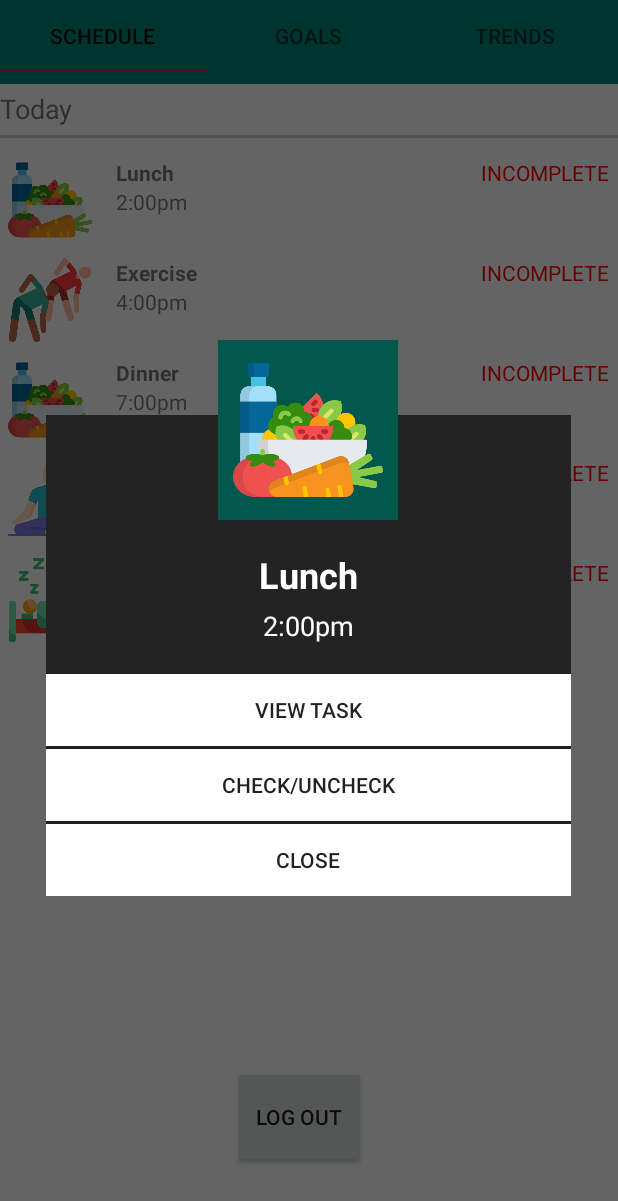
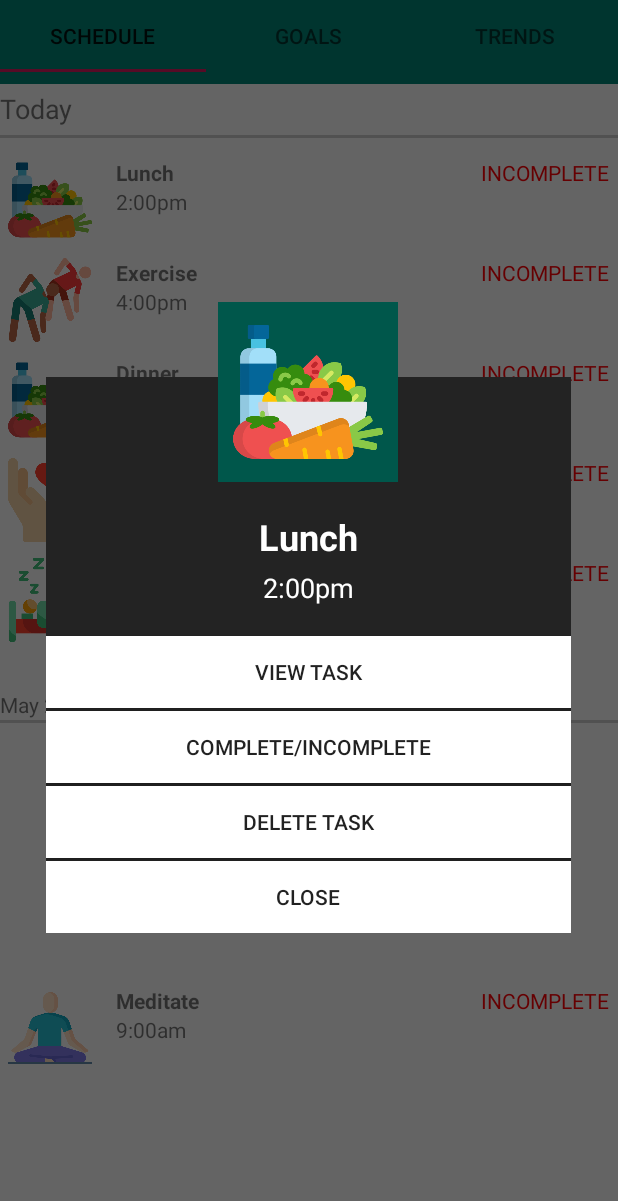
Before and after one commit to mskopic/HealthApp_test, an Android app: the ScheduleTab screen opened directly, with no data from a screen before it, after a tap on "Lunch", on a phone screen of 412 x 824 dp. Shown: the top 1201 px of the screen. Run offline under Robolectric (Android 15) with nearby library versions, the phone set to English and light mode, and no system bars.

Commit message:
Vertical: Delete Task
Sorry for the mixup. The name of the branch is adding, but I implemented
delete task. This delete task and also checks to make sure if the user
wants to delete.

```diff
--- a/app/src/main/java/com/example/healthapp_test/ScheduleTab.java
+++ b/app/src/main/java/com/example/healthapp_test/ScheduleTab.java
@@ -30,9 +30,9 @@ public class ScheduleTab extends Fragment {
 
     View v;
     private RecyclerView myRecyclerView;
+    private RecyclerView myRecyclerView1;
     private List<Schedule> firstContact;
-
-
+    private List<Schedule> secondContact;
 
     // TODO: Rename parameter arguments, choose names that match
     // the fragment initialization parameters, e.g. ARG_ITEM_NUMBER
@@ -81,6 +81,8 @@ public class ScheduleTab extends Fragment {
         firstContact.add(new Schedule("Mood", "9:00pm", R.drawable.mood));
         firstContact.add(new Schedule("Sleep", "11:00pm", R.drawable.sleep));
 
+        secondContact = new ArrayList<>();
+        secondContact.add(new Schedule("Meditate", "9:00am", R.drawable.meditate));
     }
 
     @Override
@@ -92,6 +94,11 @@ public class ScheduleTab extends Fragment {
         RecyclerViewAdapter recyclerAdapter = new RecyclerViewAdapter(getContext(), firstContact);
         myRecyclerView.setLayoutManager(new LinearLayoutManager(getActivity()));
         myRecyclerView.setAdapter(recyclerAdapter);
+
+        myRecyclerView1 = (RecyclerView) v.findViewById(R.id.recyclerView1);
+        RecyclerViewAdapter recyclerAdapter1 = new RecyclerViewAdapter(getContext(), secondContact);
+        myRecyclerView1.setLayoutManager(new LinearLayoutManager(getActivity()));
+        myRecyclerView1.setAdapter(recyclerAdapter1);
         return v;
     }
 
--- a/app/src/main/res/layout/dialog_task.xml
+++ b/app/src/main/res/layout/dialog_task.xml
@@ -46,9 +46,17 @@
             android:layout_width="match_parent"
             android:layout_height="wrap_content"
             android:background="@android:color/white"
-            android:text="CHECK/UNCHECK"
+            android:text="COMPLETE/INCOMPLETE"
             android:layout_marginTop="2dp"
             android:id="@+id/dialog_complete"
+            />
+        <Button
+            android:layout_width="match_parent"
+            android:layout_height="wrap_content"
+            android:background="@android:color/white"
+            android:text="Delete task"
+            android:layout_marginTop="2dp"
+            android:id="@+id/delete_btn"
             />
         <Button
             android:id="@+id/dialog_btn_close"
--- a/app/src/main/res/layout/fragment_schedule_tab.xml
+++ b/app/src/main/res/layout/fragment_schedule_tab.xml
@@ -24,27 +24,42 @@
     <android.support.v7.widget.RecyclerView
         android:id="@+id/recyclerView"
         android:layout_width="match_parent"
-        android:layout_height="wrap_content"
+        android:layout_height="336dp"
         android:layout_alignParentTop="true"
-        android:layout_marginTop="100dp"></android.support.v7.widget.RecyclerView>
+        android:layout_alignParentBottom="true"
+        android:layout_marginTop="100dp"
+        android:layout_marginBottom="223dp"></android.support.v7.widget.RecyclerView>
 
-    <Button
-        android:id="@+id/logout"
-        android:layout_width="wrap_content"
-        android:layout_height="wrap_content"
-        android:layout_below="@+id/recyclerView"
+    <android.support.v7.widget.RecyclerView
+        android:id="@+id/recyclerView1"
+        android:layout_width="match_parent"
+        android:layout_height="100dp"
         android:layout_alignParentStart="true"
         android:layout_alignParentLeft="true"
         android:layout_alignParentEnd="true"
         android:layout_alignParentRight="true"
         android:layout_alignParentBottom="true"
-        android:layout_marginStart="155dp"
-        android:layout_marginLeft="155dp"
-        android:layout_marginTop="277dp"
-        android:layout_marginEnd="168dp"
-        android:layout_marginRight="168dp"
-        android:layout_marginBottom="45dp"
-        android:text="LOG OUT" />
+        android:layout_marginStart="0dp"
+        android:layout_marginLeft="0dp"
+        android:layout_marginTop="440dp"
+        android:layout_marginEnd="0dp"
+        android:layout_marginRight="0dp"
+        android:layout_marginBottom="72dp"
+        android:visibility="visible"
+        />
 
+    <TextView
+        android:id="@+id/future_textview"
+        android:layout_width="wrap_content"
+        android:layout_height="wrap_content"
+        android:layout_marginTop="460dp"
+        android:visibility="visible"
+        android:text="May 24, 2019" />
 
+    <View
+        android:layout_width="match_parent"
+        android:layout_height="2dp"
+        android:layout_marginTop="480dp"
+        android:visibility="visible"
+        android:background="#cbcbcb" />
 </RelativeLayout>
```
Also changed, not shown: app/src/main/java/com/example/healthapp_test/DetailActivity.java (+18 -2 lines), app/src/main/java/com/example/healthapp_test/RecyclerViewAdapter.java (+41 -0 lines), app/src/main/res/drawable/meditate.png (added), app/src/main/res/drawable/mood.png.
